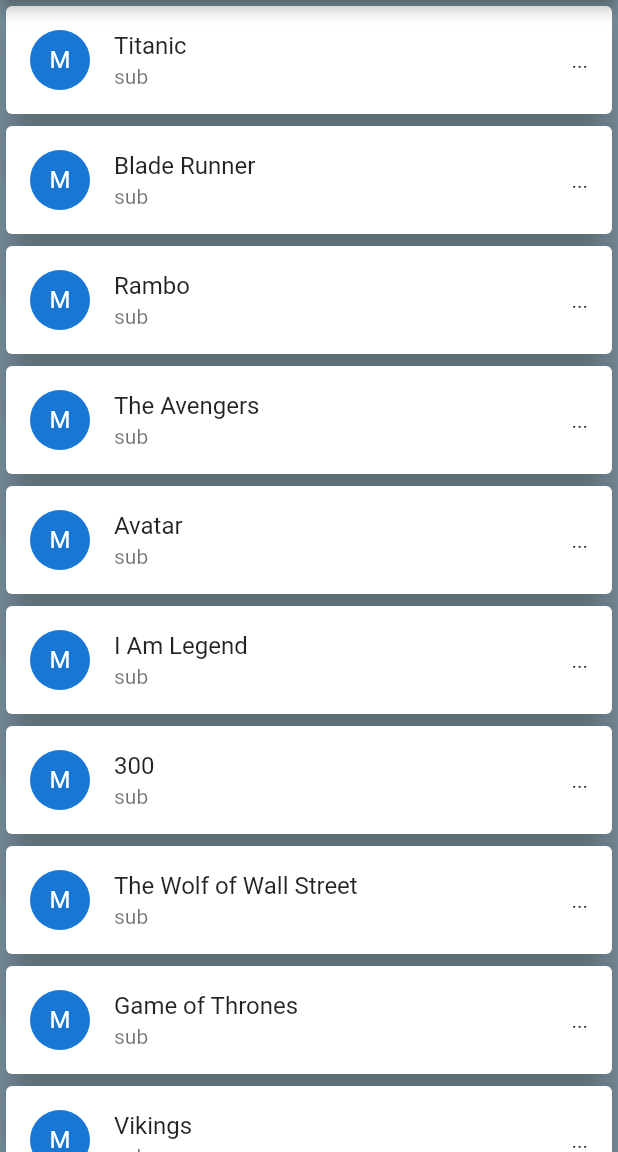
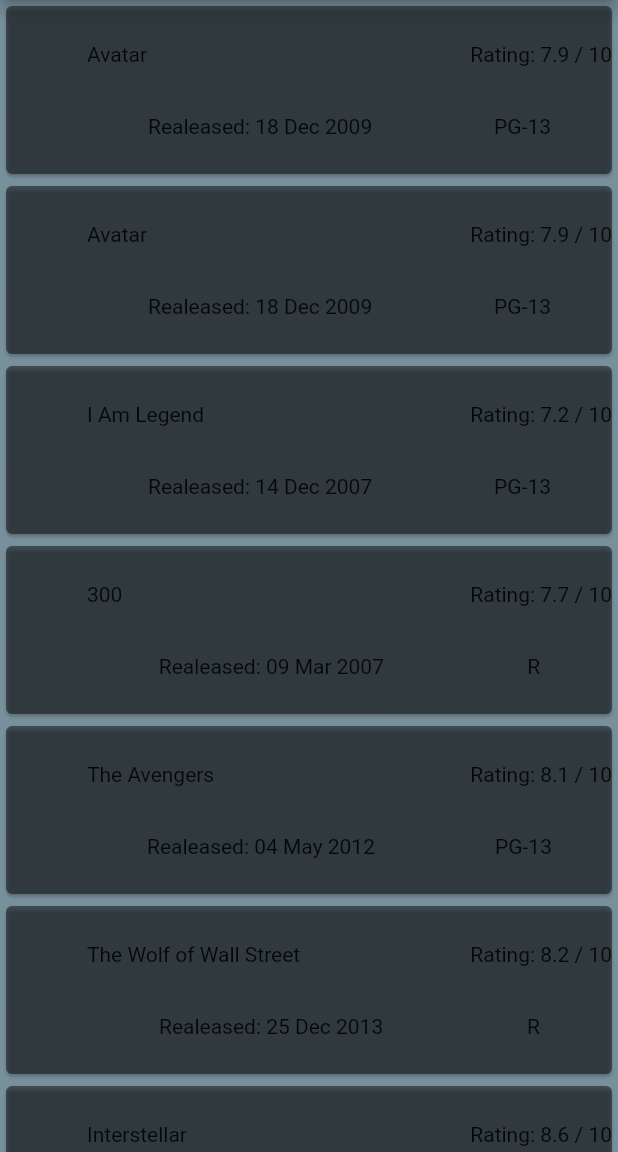
Before and after one commit to OyewoleOni/movie_app, a Flutter app: the screen it shows after launch, on a phone screen of 412 x 824 dp, the part 84-1236 px from its top. Run offline on Flutter 3.47's test engine with Material 2 defaults, Android fonts, the phone set to English and light mode, and no system bars.

Commit message:
Passing Object from one screen to another, add custom row: building custom movie card, populating data into our model movie.dart

```diff
--- /dev/null
+++ b/lib/models/movie.dart
@@ -0,0 +1,131 @@
+class Movie {
+
+  static List<Movie>  getMovies() =>  [
+    Movie("Avatar",
+    "Sam Worthington, Zoe Saldana, Sigourney Weaver, Stephen Lang",
+    "Won 3 Oscars. Another 80 wins & 121 nominations.", "USA, UK", "James Cameron",
+    "Action, Adventure, Fantasy",
+    "tt0499549",
+    "7.9",
+    "890,617", "English, Spanish", "83",
+    "A paraplegic marine dispatched to the moon Pandora on a unique mission becomes torn between following his orders and protecting the world he feels is his home.",
+    "http://ia.media-imdb.com/images/M/MV5BMTYwOTEwNjAzMl5BMl5BanBnXkFtZTcwODc5MTUwMw@@._V1_SX300.jpg",
+    "PG-13", "18 Dec 2009", true, "162 min", "movie", "James Cameron", "2009", [
+      "https://images-na.ssl-images-amazon.com/images/M/MV5BMjEyOTYyMzUxNl5BMl5BanBnXkFtZTcwNTg0MTUzNA@@._V1_SX1500_CR0,0,1500,999_AL_.jpg",
+      "https://images-na.ssl-images-amazon.com/images/M/MV5BNzM2MDk3MTcyMV5BMl5BanBnXkFtZTcwNjg0MTUzNA@@._V1_SX1777_CR0,0,1777,999_AL_.jpg",
+      "https://images-na.ssl-images-amazon.com/images/M/MV5BMTY2ODQ3NjMyMl5BMl5BanBnXkFtZTcwODg0MTUzNA@@._V1_SX1777_CR0,0,1777,999_AL_.jpg",
+      "https://images-na.ssl-images-amazon.com/images/M/MV5BMTMxOTEwNDcxN15BMl5BanBnXkFtZTcwOTg0MTUzNA@@._V1_SX1777_CR0,0,1777,999_AL_.jpg",
+      "https://images-na.ssl-images-amazon.com/images/M/MV5BMTYxMDg1Nzk1MV5BMl5BanBnXkFtZTcwMDk0MTUzNA@@._V1_SX1500_CR0,0,1500,999_AL_.jpg"
+    ]),
+    Movie("Avatar",
+    "Sam Worthington, Zoe Saldana, Sigourney Weaver, Stephen Lang",
+    "Won 3 Oscars. Another 80 wins & 121 nominations.", "USA, UK", "James Cameron",
+    "Action, Adventure, Fantasy",
+    "tt0499549",
+    "7.9",
+    "890,617", "English, Spanish", "83",
+    "A paraplegic marine dispatched to the moon Pandora on a unique mission becomes torn between following his orders and protecting the world he feels is his home.",
+    "http://ia.media-imdb.com/images/M/MV5BMTYwOTEwNjAzMl5BMl5BanBnXkFtZTcwODc5MTUwMw@@._V1_SX300.jpg",
+    "PG-13", "18 Dec 2009", true, "162 min", "movie", "James Cameron", "2009", [
+      "https://images-na.ssl-images-amazon.com/images/M/MV5BMjEyOTYyMzUxNl5BMl5BanBnXkFtZTcwNTg0MTUzNA@@._V1_SX1500_CR0,0,1500,999_AL_.jpg",
+      "https://images-na.ssl-images-amazon.com/images/M/MV5BNzM2MDk3MTcyMV5BMl5BanBnXkFtZTcwNjg0MTUzNA@@._V1_SX1777_CR0,0,1777,999_AL_.jpg",
+      "https://images-na.ssl-images-amazon.com/images/M/MV5BMTY2ODQ3NjMyMl5BMl5BanBnXkFtZTcwODg0MTUzNA@@._V1_SX1777_CR0,0,1777,999_AL_.jpg",
+      "https://images-na.ssl-images-amazon.com/images/M/MV5BMTMxOTEwNDcxN15BMl5BanBnXkFtZTcwOTg0MTUzNA@@._V1_SX1777_CR0,0,1777,999_AL_.jpg",
+      "https://images-na.ssl-images-amazon.com/images/M/MV5BMTYxMDg1Nzk1MV5BMl5BanBnXkFtZTcwMDk0MTUzNA@@._V1_SX1500_CR0,0,1500,999_AL_.jpg"
+    ]),
+    Movie("I Am Legend", "Will Smith, Alice Braga, Charlie Tahan, Salli Richardson-Whitfield",
+        "9 wins & 21 nominations.",
+        "USA", "Francis Lawrence", "Drama, Horror, Sci-Fi", "tt0480249",
+        "7.2", "533,874", "English", "65",
+        "Years after a plague kills most of humanity and transforms the rest into monsters, the sole survivor in New York City struggles valiantly to find a cure.",
+        "http://ia.media-imdb.com/images/M/MV5BMTU4NzMyNDk1OV5BMl5BanBnXkFtZTcwOTEwMzU1MQ@@._V1_SX300.jpg",
+        "PG-13", "14 Dec 2007", true, "101 min", "movie",
+        "Mark Protosevich (screenplay), Akiva Goldsman (screenplay), Richard Matheson (novel), John William Corrington, Joyce Hooper Corrington",
+        "2007", [
+      "https://images-na.ssl-images-amazon.com/images/M/MV5BMTI0NTI4NjE3NV5BMl5BanBnXkFtZTYwMDA0Nzc4._V1_.jpg",
+      "https://images-na.ssl-images-amazon.com/images/M/MV5BMTIwMDg2MDU4M15BMl5BanBnXkFtZTYwMTA0Nzc4._V1_.jpg",
+      "https://images-na.ssl-images-amazon.com/images/M/MV5BMTc5MDM1OTU5OV5BMl5BanBnXkFtZTYwMjA0Nzc4._V1_.jpg",
+      "https://images-na.ssl-images-amazon.com/images/M/MV5BMTA0MTI2NjMzMzFeQTJeQWpwZ15BbWU2MDMwNDc3OA@@._V1_.jpg"
+    ]),
+    Movie("300", "Gerard Butler, Lena Headey, Dominic West, David Wenham",
+    "16 wins & 42 nominations.",
+    "USA", "Zack Snyder", "Action, Drama, Fantasy", "tt0416449", "7.7", "611,046",
+    "English", "52",
+    "King Leonidas of Sparta and a force of 300 men fight the Persians at Thermopylae in 480 B.C.",
+    "http://ia.media-imdb.com/images/M/MV5BMjAzNTkzNjcxNl5BMl5BanBnXkFtZTYwNDA4NjE3._V1_SX300.jpg",
+    "R", "09 Mar 2007", true, "117 min", "movie",
+    "Zack Snyder (screenplay), Kurt Johnstad (screenplay), Michael Gordon (screenplay), Frank Miller (graphic novel), Lynn Varley (graphic novel)",
+    "2006", [
+      "https://images-na.ssl-images-amazon.com/images/M/MV5BMTMwNTg5MzMwMV5BMl5BanBnXkFtZTcwMzA2NTIyMw@@._V1_SX1777_CR0,0,1777,937_AL_.jpg",
+      "https://images-na.ssl-images-amazon.com/images/M/MV5BMTQwNTgyNTMzNF5BMl5BanBnXkFtZTcwNDA2NTIyMw@@._V1_SX1777_CR0,0,1777,935_AL_.jpg",
+      "https://images-na.ssl-images-amazon.com/images/M/MV5BMTc0MjQzOTEwMV5BMl5BanBnXkFtZTcwMzE2NTIyMw@@._V1_SX1777_CR0,0,1777,947_AL_.jpg"
+    ]),
+    Movie("The Avengers", "Robert Downey Jr., Chris Evans, Mark Ruffalo, Chris Hemsworth",
+    "Nominated for 1 Oscar. Another 34 wins & 75 nominations.",
+    "USA", "Joss Whedon", "Action, Sci-Fi, Thriller", "tt0848228", "8.1", "1,003,301", "English, Russian",
+    "69", "Earth's mightiest heroes must come together and learn to fight as a team if they are to stop the mischievous Loki and his alien army from enslaving humanity.",
+    "http://ia.media-imdb.com/images/M/MV5BMTk2NTI1MTU4N15BMl5BanBnXkFtZTcwODg0OTY0Nw@@._V1_SX300.jpg",
+    "PG-13", "04 May 2012", true, "143 min", "movie", "Joss Whedon (screenplay), Zak Penn (story), Joss Whedon (story)", "2012", [
+      "https://images-na.ssl-images-amazon.com/images/M/MV5BMTA0NjY0NzE4OTReQTJeQWpwZ15BbWU3MDczODg2Nzc@._V1_SX1777_CR0,0,1777,999_AL_.jpg",
+      "https://images-na.ssl-images-amazon.com/images/M/MV5BMjE1MzEzMjcyM15BMl5BanBnXkFtZTcwNDM4ODY3Nw@@._V1_SX1777_CR0,0,1777,999_AL_.jpg",
+      "https://images-na.ssl-images-amazon.com/images/M/MV5BMjMwMzM2MTg1M15BMl5BanBnXkFtZTcwNjM4ODY3Nw@@._V1_SX1777_CR0,0,1777,999_AL_.jpg",
+      "https://images-na.ssl-images-amazon.com/images/M/MV5BMTQ4NzM2Mjc5MV5BMl5BanBnXkFtZTcwMTkwOTY3Nw@@._V1_SX1777_CR0,0,1777,999_AL_.jpg",
+      "https://images-na.ssl-images-amazon.com/images/M/MV5BMTc3MzQ3NjA5N15BMl5BanBnXkFtZTcwMzY5OTY3Nw@@._V1_SX1777_CR0,0,1777,999_AL_.jpg"
+    ]),
+    Movie("The Wolf of Wall Street", "Leonardo DiCaprio, Jonah Hill, Margot Robbie, Matthew McConaughey",
+    "Nominated for 5 Oscars. Another 35 wins & 154 nominations.",
+    "USA", "Martin Scorsese", "Biography, Comedy, Crime", "tt0993846", "8.2", "786,985", "English, French",
+    "75",
+     "Based on the true story of Jordan Belfort, from his rise to a wealthy stock-broker living the high life to his fall involving crime, corruption and the federal government.",
+     "http://ia.media-imdb.com/images/M/MV5BMjIxMjgxNTk0MF5BMl5BanBnXkFtZTgwNjIyOTg2MDE@._V1_SX300.jpg",
+      "R", "25 Dec 2013", true, "180 min", "movie", "Terence Winter (screenplay), Jordan Belfort (book)",
+      "2013", [
+      "https://images-na.ssl-images-amazon.com/images/M/MV5BNDIwMDIxNzk3Ml5BMl5BanBnXkFtZTgwMTg0MzQ4MDE@._V1_SX1500_CR0,0,1500,999_AL_.jpg",
+      "https://images-na.ssl-images-amazon.com/images/M/MV5BMTc0NzAxODAyMl5BMl5BanBnXkFtZTgwMDg0MzQ4MDE@._V1_SX1500_CR0,0,1500,999_AL_.jpg",
+      "https://images-na.ssl-images-amazon.com/images/M/MV5BMTExMDk1MDE4NzVeQTJeQWpwZ15BbWU4MDM4NDM0ODAx._V1_SX1500_CR0,0,1500,999_AL_.jpg",
+      "https://images-na.ssl-images-amazon.com/images/M/MV5BMTg3MTY4NDk4Nl5BMl5BanBnXkFtZTgwNjc0MzQ4MDE@._V1_SX1500_CR0,0,1500,999_AL_.jpg",
+      "https://images-na.ssl-images-amazon.com/images/M/MV5BMTgzMTg4MDI0Ml5BMl5BanBnXkFtZTgwOTY0MzQ4MDE@._V1_SY1000_CR0,0,1553,1000_AL_.jpg"
+    ]),
+    Movie("Interstellar", "Ellen Burstyn, Matthew McConaughey, Mackenzie Foy, John Lithgow",
+    "Won 1 Oscar. Another 39 wins & 134 nominations.", "USA, UK", "Christopher Nolan", "Adventure, Drama, Sci-Fi",
+    "tt0816692", "8.6", "937,412", "English", "74",
+    "A team of explorers travel through a wormhole in space in an attempt to ensure humanity's survival.",
+    "http://ia.media-imdb.com/images/M/MV5BMjIxNTU4MzY4MF5BMl5BanBnXkFtZTgwMzM4ODI3MjE@._V1_SX300.jpg",
+    "PG-13", "07 Nov 2014", true, "169 min", "movie", "Jonathan Nolan, Christopher Nolan", "2014", [
+      "https://images-na.ssl-images-amazon.com/images/M/MV5BMjA3NTEwOTMxMV5BMl5BanBnXkFtZTgwMjMyODgxMzE@._V1_SX1500_CR0,0,1500,999_AL_.jpg",
+      "https://images-na.ssl-images-amazon.com/images/M/MV5BMzQ5ODE2MzEwM15BMl5BanBnXkFtZTgwMTMyODgxMzE@._V1_SX1500_CR0,0,1500,999_AL_.jpg",
+      "https://images-na.ssl-images-amazon.com/images/M/MV5BMTg4Njk4MzY0Nl5BMl5BanBnXkFtZTgwMzIyODgxMzE@._V1_SX1500_CR0,0,1500,999_AL_.jpg",
+      "https://images-na.ssl-images-amazon.com/images/M/MV5BMzE3MTM0MTc3Ml5BMl5BanBnXkFtZTgwMDIyODgxMzE@._V1_SX1500_CR0,0,1500,999_AL_.jpg",
+      "https://images-na.ssl-images-amazon.com/images/M/MV5BNjYzNjE2NDk3N15BMl5BanBnXkFtZTgwNzEyODgxMzE@._V1_SX1500_CR0,0,1500,999_AL_.jpg"
+    ]),
+
+  ];
+
+
+  String actors;
+  String awards;
+  String country;
+  String director;
+  String genre;
+  List<String> images;
+  String imdbID;
+  String imdbRating;
+  String imdbVotes;
+  String language;
+  String metascore;
+  String plot;
+  String poster;
+  String rated;
+  String released;
+  bool response;
+  String runtime;
+  String title;
+  String type;
+  String writer;
+  String year;
+
+  Movie(this.title, this.actors, this.awards, this.country, this.director,
+        this.genre, this.imdbID, this.imdbRating, this.imdbVotes, this.language,
+        this.metascore, this.plot, this.poster, this.rated, this.released, this.response,
+        this.runtime,this.type, this.writer, this.year, this.images);
+}
--- a/lib/ui/details.dart
+++ b/lib/ui/details.dart
@@ -1,10 +1,12 @@
 import 'package:flutter/material.dart';
+import 'package:movie_app/models/movie.dart';
 
 class MovieListViewDetail extends StatelessWidget {
 
   final String movieName;
+  final Movie movie;
 
-  const MovieListViewDetail({Key key, this.movieName}) : super(key: key);
+  const MovieListViewDetail({Key key, this.movieName, this.movie}) : super(key: key);
 
   @override
   Widget build(BuildContext context) {
@@ -19,7 +21,7 @@ class MovieListViewDetail extends StatelessWidget {
             onPressed: (){
               Navigator.pop(context);
             },
-            child: Text("Go Back"),
+            child: Text("Go Back ${this.movie.title}"),
           ),
         ),
       ),
--- a/lib/ui/home.dart
+++ b/lib/ui/home.dart
@@ -1,9 +1,10 @@
 import 'package:flutter/material.dart';
+import 'package:movie_app/models/movie.dart';
 import 'package:movie_app/ui/details.dart';
 
-// import 'details.dart';
+class MovieListView extends StatelessWidget {
+  final List<Movie> movieList = Movie.getMovies();
 
-class MovieListView extends StatelessWidget {
   final List movies = [
     "Titanic",
     "Blade Runner",
@@ -26,43 +27,86 @@ class MovieListView extends StatelessWidget {
       ),
       backgroundColor: Colors.blueGrey.shade400,
       body: ListView.builder(
-          itemCount: movies.length,
+          itemCount: movieList.length,
           itemBuilder: (
             BuildContext context,
             int index,
           ) {
-            return Card(
-              elevation: 10,
-              color: Colors.white,
-              child: ListTile(
-                leading: CircleAvatar(
-                  child: Container(
-                    // decoration: BoxDecoration(
-                    //   color: Colors.redAccent,
-                    //   borderRadius: BorderRadius.circular(12)
-                    // ),
-                    child: Text("M"),
-                  ),
-                ),
-                trailing: Text("..."),
-                title: Text(
-                  movies.elementAt(index),
-                ),
-                subtitle: Text("sub"),
-                onTap: () {
-                  Navigator.push(
-                    context,
-                    MaterialPageRoute(
-                      builder: (context) => MovieListViewDetail(
-                        movieName: movies.elementAt(index),
-                      ),
-                    ),
-                  );
-                },
-                //onTap: () => debugPrint("Movie name: ${movies.elementAt(index)}"),
-              ),
-            );
+            return movieCard(movieList[index], context);
+            // return Card(
+            //   elevation: 10,
+            //   color: Colors.white,
+            //   child: ListTile(
+            //     leading: CircleAvatar(
+            //       child: Container(
+            //         width: 200,
+            //         height: 200,
+            //         decoration: BoxDecoration(
+            //             image: DecorationImage(
+            //                 image: NetworkImage(
+            //                   movieList.elementAt(index).images[0],
+            //                 ),
+            //                 fit: BoxFit.cover),
+            //             // color: Colors.redAccent,
+            //             borderRadius: BorderRadius.circular(12)),
+            //         child: null,
+            //       ),
+            //     ),
+            //     trailing: Text("..."),
+            //     title: Text(
+            //       movieList.elementAt(index).title,
+            //     ),
+            //     subtitle: Text(movieList[0].title),
+            //     onTap: () {
+            //       Navigator.push(
+            //         context,
+            //         MaterialPageRoute(
+            //           builder: (context) => MovieListViewDetail(
+            //             movieName: movieList.elementAt(index).title,
+            //             movie: this.movieList.elementAt(index),
+            //           ),
+            //         ),
+            //       );
+            //     },
+            //     //onTap: () => debugPrint("Movie name: ${movies.elementAt(index)}"),
+            //   ),
+            // );
           }),
     );
   }
+
+  //crearting custom widget
+  Widget movieCard(Movie movie, BuildContext context) {
+    return InkWell(
+      child: Container(
+        width: MediaQuery.of(context).size.width,
+        height: 120.0,
+        child: Card(
+            color: Colors.black45,
+            child: Padding(
+              padding: const EdgeInsets.only(top: 8.0, bottom: 8.0, left: 54.0),
+              child: Column(
+                crossAxisAlignment: CrossAxisAlignment.start,
+                mainAxisAlignment: MainAxisAlignment.spaceAround,
+                children: [
+                  Row(
+                      mainAxisAlignment: MainAxisAlignment.spaceBetween,
+                      children: [
+                        Text(movie.title),
+                        Text("Rating: ${movie.imdbRating} / 10")
+                      ]),
+                  Row(
+                    mainAxisAlignment: MainAxisAlignment.spaceAround,
+                    children: [
+                      Text("Realeased: ${movie.released}"),
+                      Text(movie.rated),
+                    ],
+                  )
+                ],
+              ),
+            )),
+      ),
+      onTap: () => debugPrint(movie.title),
+    );
+  }
 }
```
